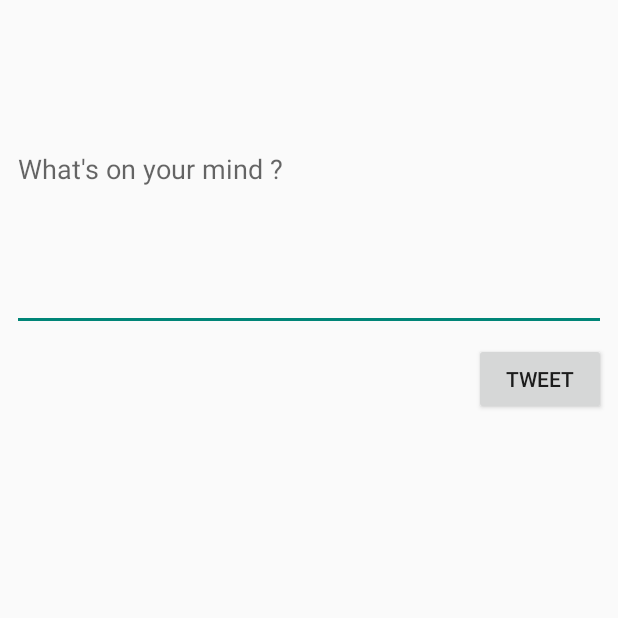
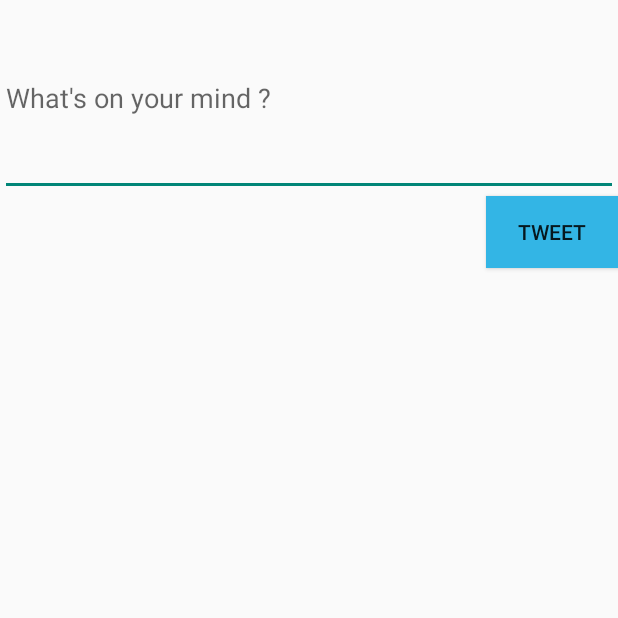
Before and after one commit to Albert4940/SimpleTwitter, an Android app: the ComposeActivity screen opened directly, with no data from a screen before it, on a phone screen of 412 x 824 dp, the top half of it. Run offline under Robolectric (Android 15) with nearby library versions, the phone set to English and light mode, and no system bars; our stand-ins replace Room's generated code; libraries missing offline, so code that uses them is left out: com.facebook.stetho, com.loopj.android, cz.msebera.android, org.parceler; 1 statement that could not run was skipped.

Commit message:
I add a detail activity

```diff
--- a/app/src/main/java/com/codepath/apps/restclienttemplate/DetailTweetActivity.java
+++ b/app/src/main/java/com/codepath/apps/restclienttemplate/DetailTweetActivity.java
@@ -9,6 +9,8 @@ import android.widget.TextView;
 import android.widget.Toast;
 
 import com.bumptech.glide.Glide;
+import com.bumptech.glide.load.resource.bitmap.CircleCrop;
+import com.bumptech.glide.request.RequestOptions;
 import com.codepath.apps.restclienttemplate.models.Tweet;
 
 import org.parceler.Parcels;
@@ -37,6 +39,10 @@ public class DetailTweetActivity extends AppCompatActivity {
          //Toast.makeText(this,"okk", Toast.LENGTH_SHORT).show();
        // String name = getIntent().getStringExtra("name");
       tvScreenName.setText(tweet.user.screenName);
+      tvName.setText(tweet.user.name);
+        tvTime.setText(tweet.getFormattedTimestamp(tweet.createdAt));
+        tvBody.setText(tweet.body);
+        Glide.with(this).load(tweet.user.profileImageUrl).apply(new RequestOptions().transform(new CircleCrop())).into(ivProfileImage);
 
        // Glide.with(this).load(tweet.user.profileImageUrl).into(ivProfileImage);
     }
--- a/app/src/main/java/com/codepath/apps/restclienttemplate/TweetsAdapter.java
+++ b/app/src/main/java/com/codepath/apps/restclienttemplate/TweetsAdapter.java
@@ -55,6 +55,7 @@ public class TweetsAdapter extends RecyclerView.Adapter<TweetsAdapter.ViewHolder
         //Glide.with(context).load(tweet.user.profileImageUrl).into(viewHolder.ivProfileImage);
         Glide.with(context).load(tweet.user.profileImageUrl).apply(new RequestOptions().transform(new CircleCrop())).into(viewHolder.ivProfileImage);
         viewHolder.tvTime.setText(tweet.getFormattedTimestamp(tweet.createdAt));
+        //Glide.with(context).load(tweet.media_url).into(viewHolder.ivBody);
 
         viewHolder.containerD.setOnClickListener(new View.OnClickListener() {
             @Override
@@ -88,6 +89,7 @@ public class TweetsAdapter extends RecyclerView.Adapter<TweetsAdapter.ViewHolder
     public class ViewHolder extends RecyclerView.ViewHolder{
 
         public ImageView ivProfileImage;
+        public ImageView ivBody;
         public TextView name;
         public TextView tvScreenName;
         public TextView tvBody;
@@ -101,6 +103,7 @@ public class TweetsAdapter extends RecyclerView.Adapter<TweetsAdapter.ViewHolder
             tvScreenName =itemView.findViewById(R.id.tvScreenName);
             tvBody=itemView.findViewById(R.id.tvBody);
             tvTime=itemView.findViewById(R.id.tvTimesTamp);
+            //ivBody =itemView.findViewById(R.id.ivBody);
             containerD = itemView.findViewById(R.id.containerD);
         }
     }
--- a/app/src/main/java/com/codepath/apps/restclienttemplate/models/Tweet.java
+++ b/app/src/main/java/com/codepath/apps/restclienttemplate/models/Tweet.java
@@ -15,7 +15,7 @@ public class Tweet {
     public String body;
     public long uid;
     public String createdAt;
-    public String display_url;
+    public String media_url;
     public User user;
 
 
@@ -25,6 +25,7 @@ public class Tweet {
         tweet.uid = jsonObject.getLong("id");
         tweet.createdAt=jsonObject.getString("created_at");
         tweet.user = User.fromJson(jsonObject.getJSONObject("user"));
+        //tweet.media_url=jsonObject.getJSONArray("media").getJSONObject(0).getString("media_url");
 
         return tweet;
     }
--- a/app/src/main/res/layout/activity_compose.xml
+++ b/app/src/main/res/layout/activity_compose.xml
@@ -1,37 +1,29 @@
 <?xml version="1.0" encoding="utf-8"?>
-<android.support.constraint.ConstraintLayout xmlns:android="http://schemas.android.com/apk/res/android"
+<LinearLayout xmlns:android="http://schemas.android.com/apk/res/android"
     xmlns:app="http://schemas.android.com/apk/res-auto"
     xmlns:tools="http://schemas.android.com/tools"
     android:layout_width="match_parent"
     android:layout_height="match_parent"
+    android:orientation="vertical"
     tools:context=".ComposeActivity">
 
     <EditText
         android:id="@+id/etCompose"
-        android:layout_width="0dp"
+        android:layout_width="match_parent"
         android:layout_height="wrap_content"
-        android:layout_marginStart="8dp"
-        android:layout_marginTop="8dp"
-        android:layout_marginEnd="8dp"
-        android:layout_marginBottom="521dp"
+
         android:ems="10"
-        android:gravity="start|top"
+
         android:hint="What's on your mind ?"
         android:inputType="textMultiLine"
-        android:minLines="5"
-        app:layout_constraintBottom_toBottomOf="parent"
-        app:layout_constraintEnd_toEndOf="parent"
-        app:layout_constraintStart_toStartOf="parent"
-        app:layout_constraintTop_toTopOf="parent" />
+        android:minLines="5" />
+
 
     <Button
         android:id="@+id/btnTweet"
         android:layout_width="wrap_content"
         android:layout_height="wrap_content"
-        android:layout_marginTop="8dp"
-        android:layout_marginEnd="8dp"
-        android:text="Tweet"
-        app:layout_constraintEnd_toEndOf="parent"
-        app:layout_constraintTop_toBottomOf="@+id/etCompose"
-        tools:text="Tweet" />
-</android.support.constraint.ConstraintLayout>
+        android:layout_gravity="right"
+        android:background="@android:color/holo_blue_light"
+        android:text="Tweet" />
+</LinearLayout>
```
Also changed, not shown: app/src/main/res/layout/activity_detail_tweet.xml (+16 -3 lines), app/src/main/res/layout/item_tweet.xml (+9 -0 lines).
